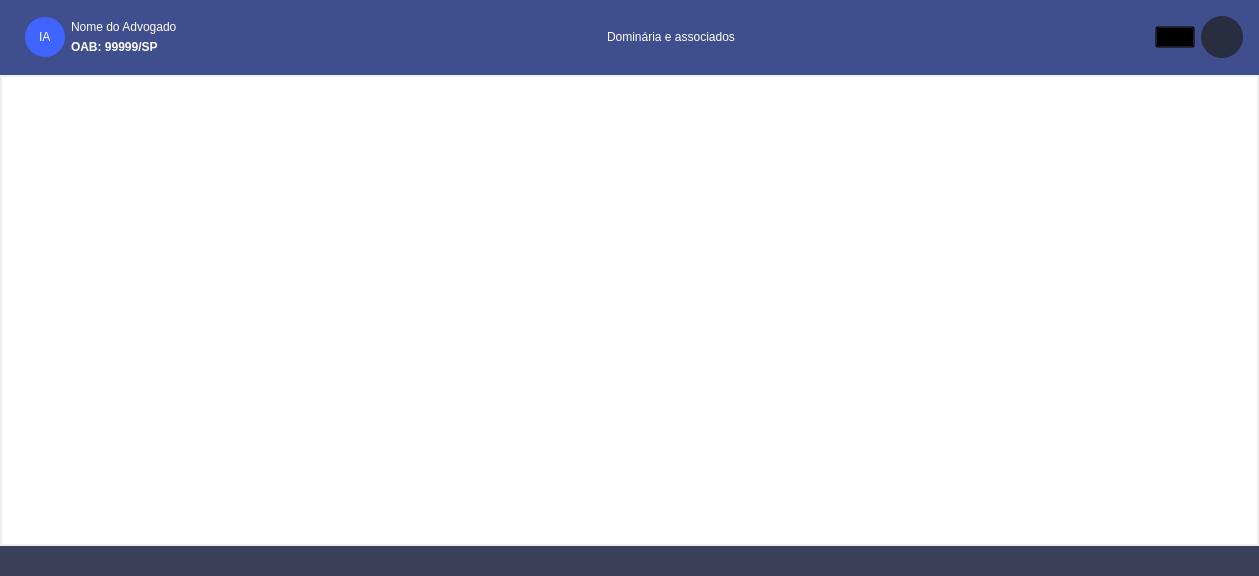
First picture: the form in Design/UI/newDashboard.ui, repository newprev/PrevCliente, before the edit.
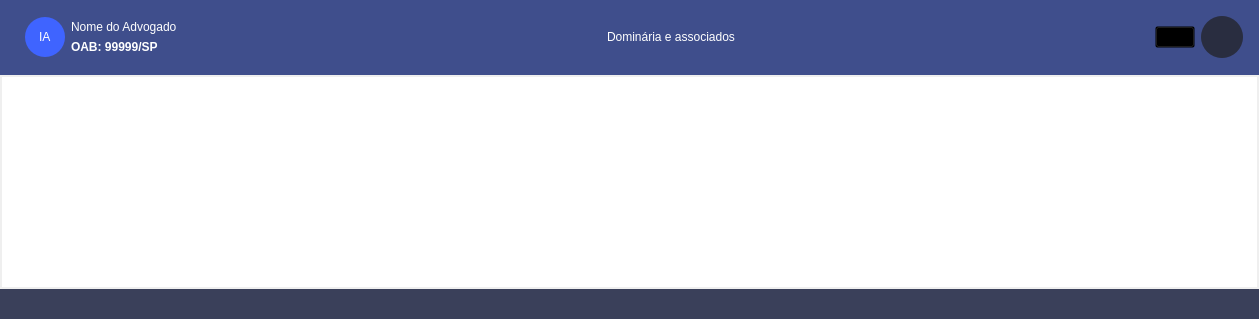
Second picture: the form after the edit. Icons and pictures are not drawn.

```diff
--- a/Design/UI/newDashboard.ui
+++ b/Design/UI/newDashboard.ui
@@ -7,9 +7,15 @@
     <x>0</x>
     <y>0</y>
     <width>1259</width>
-    <height>576</height>
+    <height>319</height>
    </rect>
   </property>
+  <property name="sizePolicy">
+   <sizepolicy hsizetype="Preferred" vsizetype="MinimumExpanding">
+    <horstretch>0</horstretch>
+    <verstretch>0</verstretch>
+   </sizepolicy>
+  </property>
   <property name="windowTitle">
    <string>MainWindow</string>
   </property>
@@ -17,6 +23,12 @@
    <bool>true</bool>
   </property>
   <widget class="QWidget" name="frMain">
+   <property name="sizePolicy">
+    <sizepolicy hsizetype="Preferred" vsizetype="MinimumExpanding">
+     <horstretch>0</horstretch>
+     <verstretch>0</verstretch>
+    </sizepolicy>
+   </property>
    <property name="styleSheet">
     <string notr="true">/*-------------------------------------------------- Frames --------------------------------------------------*/
 #frCabecalho {
@@ -92,6 +104,12 @@
     </property>
     <item row="0" column="0">
      <widget class="QFrame" name="frCenter">
+      <property name="sizePolicy">
+       <sizepolicy hsizetype="Preferred" vsizetype="MinimumExpanding">
+        <horstretch>0</horstretch>
+        <verstretch>0</verstretch>
+       </sizepolicy>
+      </property>
       <property name="frameShape">
        <enum>QFrame::NoFrame</enum>
       </property>
@@ -259,6 +277,12 @@
        </item>
        <item>
         <widget class="QFrame" name="frConteudo">
+         <property name="sizePolicy">
+          <sizepolicy hsizetype="Preferred" vsizetype="MinimumExpanding">
+           <horstretch>0</horstretch>
+           <verstretch>0</verstretch>
+          </sizepolicy>
+         </property>
          <property name="frameShape">
           <enum>QFrame::NoFrame</enum>
          </property>
@@ -282,7 +306,14 @@
            <number>0</number>
           </property>
           <item row="0" column="0">
-           <widget class="QStackedWidget" name="stkPrincipal"/>
+           <widget class="QStackedWidget" name="stkPrincipal">
+            <property name="sizePolicy">
+             <sizepolicy hsizetype="Preferred" vsizetype="MinimumExpanding">
+              <horstretch>0</horstretch>
+              <verstretch>0</verstretch>
+             </sizepolicy>
+            </property>
+           </widget>
           </item>
          </layout>
         </widget>
```
